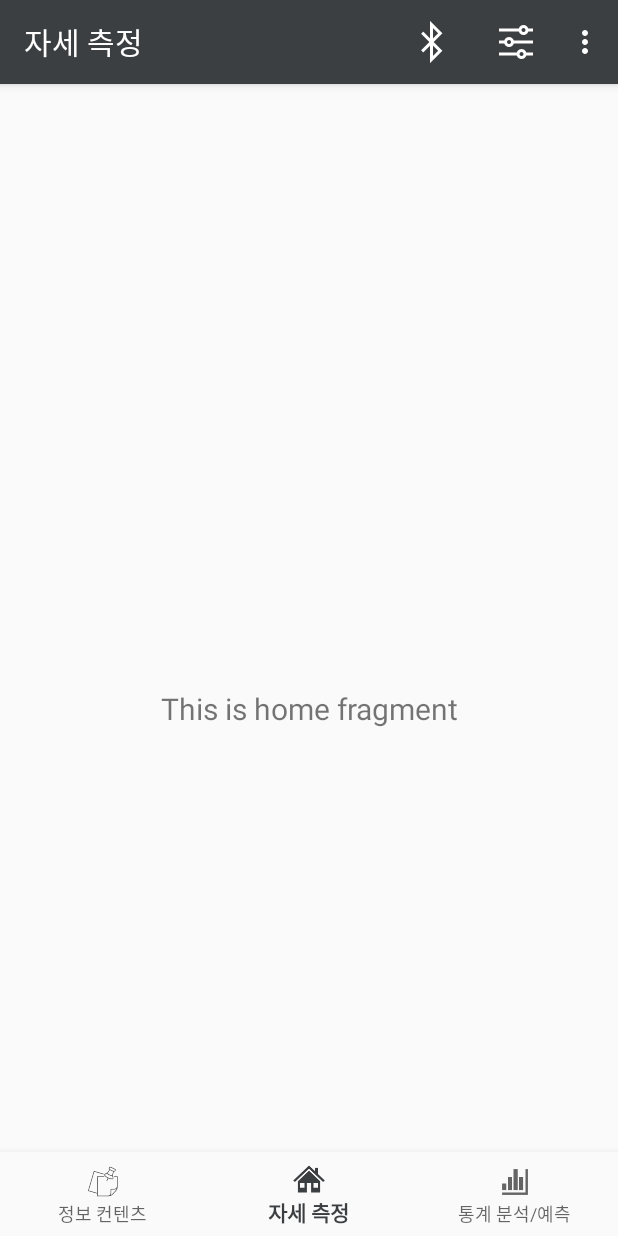
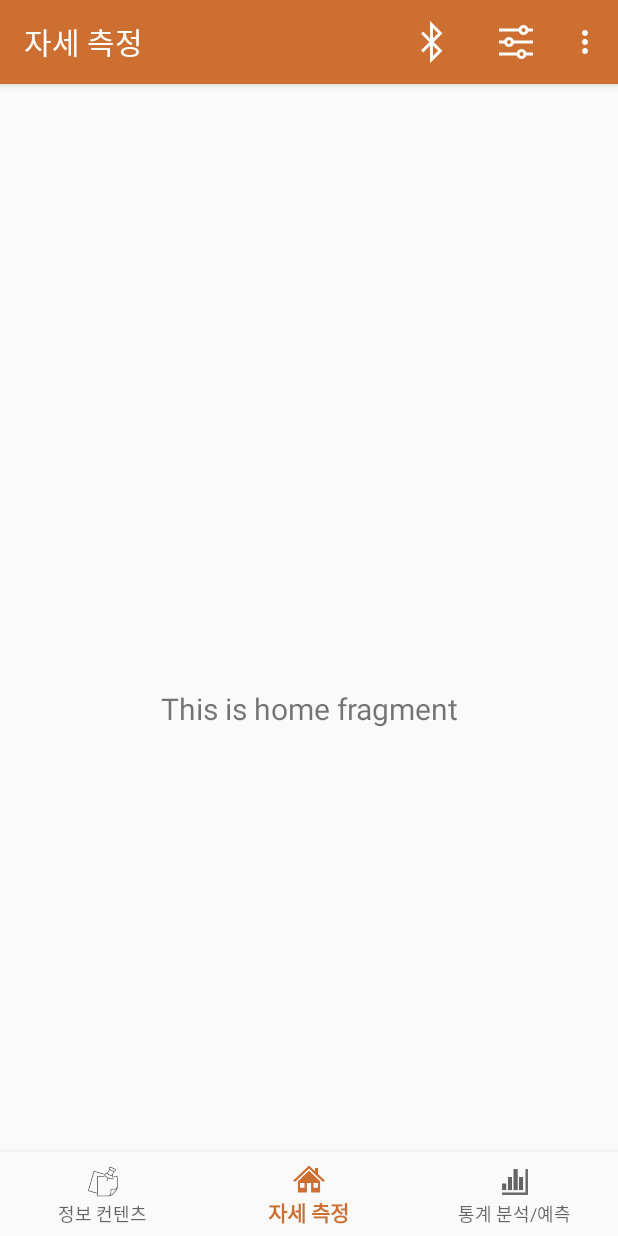
Before and after one commit to JasonYoo1995/Posture-Correction-Application-, an Android app: the screen it shows after launch (MainActivity), on a phone screen of 412 x 824 dp. Run offline under Robolectric (Android 15) with nearby library versions, the light colour scheme and no system bars; our stand-ins replace navigation-ui.

Commit message:
color changed

```diff
--- a/app/src/main/res/values/colors.xml
+++ b/app/src/main/res/values/colors.xml
@@ -1,7 +1,7 @@
 <?xml version="1.0" encoding="utf-8"?>
 <resources>
-    <color name="colorPrimary">#3C3F41</color>
+    <color name="colorPrimary">#CC6F31</color>
     <color name="colorPrimaryDark">#000000</color>
     <color name="colorAccent">#03DAC5</color>
     <color name="colorWhite">#FFFFFF</color>
-</resources>
+</resources> .
```
